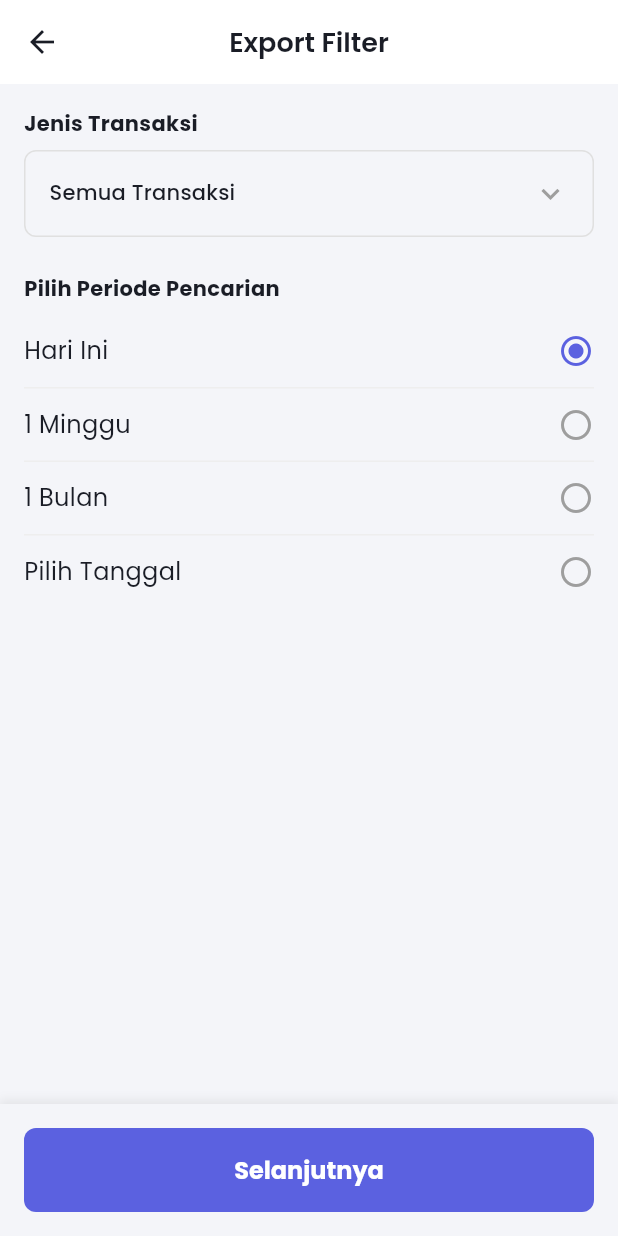
After one commit to agussusanto7/Finance-Tracker, a Flutter app: the TransactionFilterScreen screen opened directly, on a phone screen of 412 x 824 dp. The commit adds this screen. Run offline on Flutter 3.47's test engine with Material 3 defaults, Android fonts, the phone set to English and light mode, and no system bars; our stand-ins replace cloud_firestore, csv, firebase_auth, firebase_core, fl_chart, flutter_dotenv and 14 more; missing offline and left inert: file_saver; accounts and stored records are empty.

Commit message:
Update project

```diff
--- /dev/null
+++ b/lib/screens/transaction/transaction_filter_screen.dart
@@ -0,0 +1,313 @@
+import 'package:flutter/material.dart';
+import '../../constants/app_constants.dart';
+import '../../utils/date_formatter.dart';
+import 'transaction_result_screen.dart';
+
+class TransactionFilterScreen extends StatefulWidget {
+  const TransactionFilterScreen({super.key});
+
+  @override
+  State<TransactionFilterScreen> createState() => _TransactionFilterScreenState();
+}
+
+class _TransactionFilterScreenState extends State<TransactionFilterScreen> {
+  String _selectedTransactionType = 'Semua Transaksi';
+  final List<String> _transactionTypes = [
+    'Semua Transaksi',
+    'Pemasukan',
+    'Pengeluaran'
+  ];
+
+  String _selectedPeriod = 'Hari Ini';
+  DateTime? _startDate;
+  DateTime? _endDate;
+
+  @override
+  Widget build(BuildContext context) {
+    return Scaffold(
+      appBar: AppBar(
+        title: const Text('Export Filter'),
+        centerTitle: true,
+      ),
+      body: SingleChildScrollView(
+        child: Padding(
+          padding: const EdgeInsets.all(AppConstants.paddingMedium),
+          child: Column(
+            crossAxisAlignment: CrossAxisAlignment.start,
+            children: [
+              _buildSectionTitle('Jenis Transaksi'),
+              const SizedBox(height: 8),
+              _buildDropdown(),
+              const SizedBox(height: AppConstants.paddingLarge),
+              _buildSectionTitle('Pilih Periode Pencarian'),
+              const SizedBox(height: 8),
+              _buildPeriodRadio('Hari Ini'),
+              _buildDivider(),
+              _buildPeriodRadio('1 Minggu'),
+              _buildDivider(),
+              _buildPeriodRadio('1 Bulan'),
+              _buildDivider(),
+              _buildPeriodRadio('Pilih Tanggal'),
+              if (_selectedPeriod == 'Pilih Tanggal') ...[
+                const SizedBox(height: 16),
+                _buildDatePickers(),
+              ],
+            ],
+          ),
+        ),
+      ),
+      bottomNavigationBar: _buildBottomButton(),
+    );
+  }
+
+  Widget _buildSectionTitle(String title) {
+    return Text(
+      title,
+      style: TextStyle(
+        fontSize: 14,
+        fontWeight: FontWeight.bold,
+        color: Theme.of(context).textTheme.bodyLarge?.color,
+      ),
+    );
+  }
+
+  Widget _buildDropdown() {
+    return Container(
+      padding: const EdgeInsets.symmetric(horizontal: 16, vertical: 4),
+      decoration: BoxDecoration(
+        border: Border.all(color: Colors.grey.shade300),
+        borderRadius: BorderRadius.circular(8),
+      ),
+      child: DropdownButtonHideUnderline(
+        child: DropdownButton<String>(
+          value: _selectedTransactionType,
+          isExpanded: true,
+          icon: const Icon(Icons.keyboard_arrow_down, color: Colors.grey),
+          items: _transactionTypes.map((String type) {
+            return DropdownMenuItem<String>(
+              value: type,
+              child: Text(type),
+            );
+          }).toList(),
+          onChanged: (String? newValue) {
+            if (newValue != null) {
+              setState(() {
+                _selectedTransactionType = newValue;
+              });
+            }
+          },
+        ),
+      ),
+    );
+  }
+
+  Widget _buildPeriodRadio(String title) {
+    return InkWell(
+      onTap: () {
+        setState(() {
+          _selectedPeriod = title;
+        });
+      },
+      child: Padding(
+        padding: const EdgeInsets.symmetric(vertical: 12.0),
+        child: Row(
+          mainAxisAlignment: MainAxisAlignment.spaceBetween,
+          children: [
+            Text(
+              title,
+              style: const TextStyle(fontSize: 16),
+            ),
+            Icon(
+              _selectedPeriod == title
+                  ? Icons.radio_button_checked
+                  : Icons.radio_button_unchecked,
+              color: _selectedPeriod == title
+                  ? AppConstants.primaryColor
+                  : Colors.grey,
+            ),
+          ],
+        ),
+      ),
+    );
+  }
+
+  Widget _buildDivider() {
+    return Divider(
+      height: 1,
+      color: Colors.grey.shade200,
+    );
+  }
+
+  Widget _buildDatePickers() {
+    return Row(
+      children: [
+        Expanded(
+          child: Column(
+            crossAxisAlignment: CrossAxisAlignment.start,
+            children: [
+              const Text('Tanggal Awal', style: TextStyle(fontSize: 12, color: Colors.grey)),
+              const SizedBox(height: 8),
+              InkWell(
+                onTap: () async {
+                  final date = await showDatePicker(
+                    context: context,
+                    initialDate: _startDate ?? DateTime.now(),
+                    firstDate: DateTime(2000),
+                    lastDate: DateTime.now(),
+                    builder: (context, child) {
+                      return Theme(
+                        data: Theme.of(context).copyWith(
+                          colorScheme: ColorScheme.light(
+                            primary: AppConstants.primaryColor,
+                          ),
+                        ),
+                        child: child!,
+                      );
+                    },
+                  );
+                  if (date != null) {
+                    setState(() {
+                      _startDate = date;
+                    });
+                  }
+                },
+                child: Container(
+                  padding: const EdgeInsets.all(12),
+                  decoration: BoxDecoration(
+                    border: Border.all(color: Colors.grey.shade300),
+                    borderRadius: BorderRadius.circular(8),
+                  ),
+                  child: Row(
+                    children: [
+                      Icon(Icons.calendar_today, size: 16, color: AppConstants.primaryColor),
+                      const SizedBox(width: 8),
+                      Text(
+                        _startDate != null ? DateFormatter.formatShortDate(_startDate!) : 'Pilih',
+                        style: const TextStyle(fontSize: 14),
+                      ),
+                    ],
+                  ),
+                ),
+              ),
+            ],
+          ),
+        ),
+        const Padding(
+          padding: EdgeInsets.symmetric(horizontal: 8.0),
+          child: Text('-', style: TextStyle(fontSize: 24, color: Colors.grey)),
+        ),
+        Expanded(
+          child: Column(
+            crossAxisAlignment: CrossAxisAlignment.start,
+            children: [
+              const Text('Tanggal Akhir', style: TextStyle(fontSize: 12, color: Colors.grey)),
+              const SizedBox(height: 8),
+              InkWell(
+                onTap: () async {
+                  final date = await showDatePicker(
+                    context: context,
+                    initialDate: _endDate ?? DateTime.now(),
+                    firstDate: DateTime(2000),
+                    lastDate: DateTime.now(),
+                    builder: (context, child) {
+                      return Theme(
+                        data: Theme.of(context).copyWith(
+                          colorScheme: ColorScheme.light(
+                            primary: AppConstants.primaryColor,
+                          ),
+                        ),
+                        child: child!,
+                      );
+                    },
+                  );
+                  if (date != null) {
+                    setState(() {
+                      _endDate = date;
+                    });
+                  }
+                },
+                child: Container(
+                  padding: const EdgeInsets.all(12),
+                  decoration: BoxDecoration(
+                    border: Border.all(color: Colors.grey.shade300),
+                    borderRadius: BorderRadius.circular(8),
+                  ),
+                  child: Row(
+                    children: [
+                      Icon(Icons.calendar_today, size: 16, color: AppConstants.primaryColor),
+                      const SizedBox(width: 8),
+                      Text(
+                        _endDate != null ? DateFormatter.formatShortDate(_endDate!) : 'Pilih',
+                        style: const TextStyle(fontSize: 14),
+                      ),
+                    ],
+                  ),
+                ),
+              ),
+            ],
+          ),
+        ),
+      ],
+    );
+  }
+
+  Widget _buildBottomButton() {
+    return Container(
+      padding: const EdgeInsets.all(16),
+      decoration: BoxDecoration(
+        color: Theme.of(context).scaffoldBackgroundColor,
+        boxShadow: [
+          BoxShadow(
+            color: Colors.grey.withValues(alpha: 0.2),
+            spreadRadius: 1,
+            blurRadius: 5,
+            offset: const Offset(0, -2),
+          ),
+        ],
+      ),
+      child: ElevatedButton(
+        style: ElevatedButton.styleFrom(
+          backgroundColor: AppConstants.primaryColor,
+          padding: const EdgeInsets.symmetric(vertical: 16),
+          shape: RoundedRectangleBorder(
+            borderRadius: BorderRadius.circular(8),
+          ),
+        ),
+        onPressed: () {
+          if (_selectedPeriod == 'Pilih Tanggal' && (_startDate == null || _endDate == null)) {
+            ScaffoldMessenger.of(context).showSnackBar(
+              const SnackBar(content: Text('Silakan pilih Tanggal Awal dan Tanggal Akhir')),
+            );
+            return;
+          }
+          if (_selectedPeriod == 'Pilih Tanggal' && _startDate!.isAfter(_endDate!)) {
+            ScaffoldMessenger.of(context).showSnackBar(
+              const SnackBar(content: Text('Tanggal Awal tidak boleh lebih dari Tanggal Akhir')),
+            );
+            return;
+          }
+
+          Navigator.push(
+            context,
+            MaterialPageRoute(
+              builder: (context) => TransactionResultScreen(
+                transactionType: _selectedTransactionType,
+                period: _selectedPeriod,
+                startDate: _startDate,
+                endDate: _endDate,
+              ),
+            ),
+          );
+        },
+        child: const Text(
+          'Selanjutnya',
+          style: TextStyle(
+            fontSize: 16,
+            fontWeight: FontWeight.bold,
+            color: Colors.white,
+          ),
+        ),
+      ),
+    );
+  }
+}
--- a/pubspec.yaml
+++ b/pubspec.yaml
@@ -54,6 +54,9 @@ dependencies:
   audioplayers: ^6.7.0
   speech_to_text: ^7.4.0
   flutter_tts: ^4.2.5
+  csv: ^8.0.0
+  share_plus: ^13.1.0
+  file_saver: ^0.3.1
 
 dev_dependencies:
   flutter_test:
```
Also changed, not shown: lib/screens/transaction/transaction_list_screen.dart (+13 -0 lines), lib/screens/transaction/transaction_result_screen.dart (added, +300 -0 lines), pubspec.lock, 5 other files.
